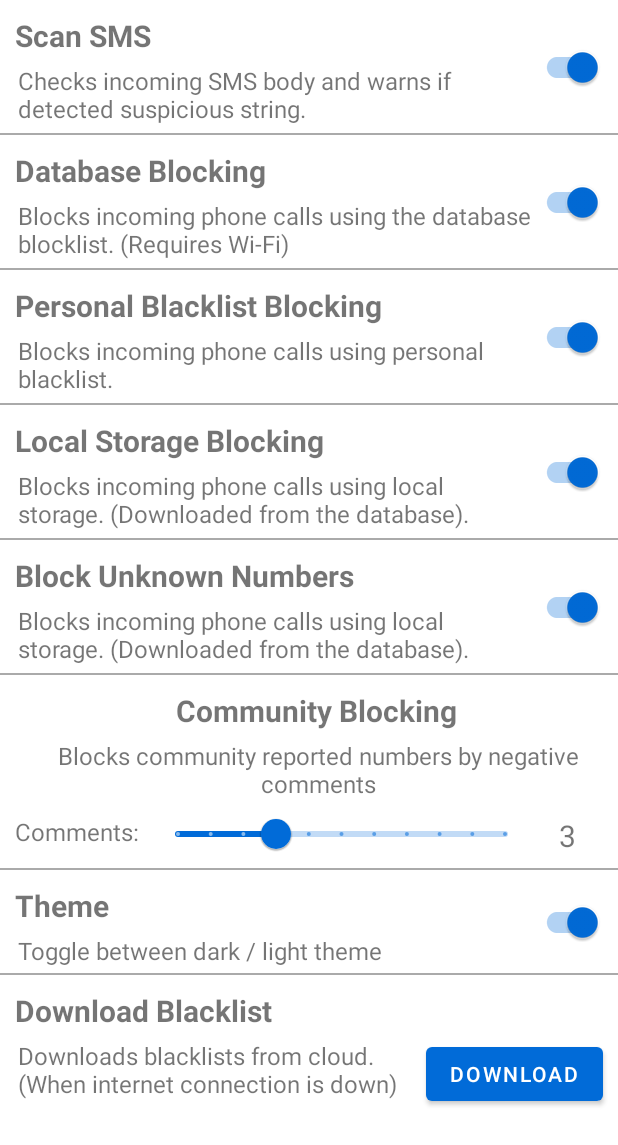
After one commit to code-Adrian/Anti-Spam, an Android app: the layout fragment_settings.xml on its own in the app's theme, with its tools: preview values and no code run, on a phone screen of 412 x 824 dp. The commit adds this screen. Shown: the top 1145 px of the screen. Run offline under Robolectric (Android 15) with nearby library versions, the phone set to English and light mode, and no system bars.

Commit message:
Settings layout - Added navigation to settings page. - fragment_settings.xml to display all settings for end-user. - Settings.kt to control toggle behaviours. (Unfinished)

```diff
--- a/app/src/main/java/com/ab/anti_spam/activities/Home.kt
+++ b/app/src/main/java/com/ab/anti_spam/activities/Home.kt
@@ -44,7 +44,9 @@ class Home : AppCompatActivity() {
             R.id.nav_call_blacklist,
             R.id.nav_sms_blacklist,
             R.id.nav_community_blocking,
-            R.id.nav_learnscampatterns), drawerLayout)
+            R.id.nav_learnscampatterns,
+            R.id.nav_settings
+        ), drawerLayout)
         setupActionBarWithNavController(navController, appBarConfiguration)
         navView.setupWithNavController(navController)
 
--- /dev/null
+++ b/app/src/main/java/com/ab/anti_spam/ui/settings/Settings.kt
@@ -0,0 +1,91 @@
+package com.ab.anti_spam.ui.settings
+
+import android.os.Bundle
+import androidx.fragment.app.Fragment
+import android.view.LayoutInflater
+import android.view.View
+import android.view.ViewGroup
+import com.ab.anti_spam.R
+import com.ab.anti_spam.databinding.FragmentCommunityblockingBinding
+import com.ab.anti_spam.databinding.FragmentSettingsBinding
+import com.ab.anti_spam.main.Main
+
+class Settings : Fragment() {
+
+    lateinit var app: Main
+    private var _fragBinding: FragmentSettingsBinding? = null
+    private val fragBinding get() = _fragBinding!!
+
+    override fun onCreate(savedInstanceState: Bundle?) {
+        super.onCreate(savedInstanceState)
+        app = activity?.application as Main
+    }
+
+    override fun onCreateView(
+        inflater: LayoutInflater, container: ViewGroup?,
+        savedInstanceState: Bundle?
+    ): View {
+
+        _fragBinding = FragmentSettingsBinding.inflate(inflater, container, false)
+        val root = fragBinding.root
+
+        settingListeners()
+
+        return root
+    }
+
+    fun settingListeners(){
+        fragBinding.toggleSmsScan.setOnCheckedChangeListener{_,isChecked ->
+            if(isChecked){
+
+            }else{
+
+            }
+        }
+        fragBinding.toggleDbBlocking.setOnCheckedChangeListener{_,isChecked ->
+            if(isChecked){
+
+            }else{
+
+            }
+        }
+        fragBinding.toggleLocalBlocking.setOnCheckedChangeListener{_,isChecked ->
+            if(isChecked){
+
+            }else{
+
+            }
+        }
+        fragBinding.togglePersonalBlocking.setOnCheckedChangeListener{_,isChecked ->
+            if(isChecked){
+
+            }else{
+
+            }
+        }
+        fragBinding.toggleTheme.setOnCheckedChangeListener{_,isChecked ->
+            if(isChecked){
+
+            }else{
+
+            }
+        }
+        fragBinding.toggleUnknownBlocking.setOnCheckedChangeListener{_,isChecked ->
+            if(isChecked){
+
+            }else{
+
+            }
+        }
+
+        fragBinding.commentSlider.addOnChangeListener{slider,value,fromUser ->
+            fragBinding.commentNum.setText(value.toString().replace(".0",""))
+        }
+
+        fragBinding.downlaodButton.setOnClickListener{
+
+        }
+
+    }
+
+}
--- /dev/null
+++ b/app/src/main/res/layout/fragment_settings.xml
@@ -0,0 +1,449 @@
+<?xml version="1.0" encoding="utf-8"?>
+<ScrollView xmlns:android="http://schemas.android.com/apk/res/android"
+    xmlns:tools="http://schemas.android.com/tools"
+    android:layout_width="match_parent"
+    android:layout_height="match_parent"
+    xmlns:app="http://schemas.android.com/apk/res-auto"
+    tools:context=".ui.settings.Settings"
+    >
+
+
+    <LinearLayout
+        android:layout_width="match_parent"
+        android:layout_height="wrap_content"
+        android:orientation="vertical">
+
+
+    <RelativeLayout
+        android:layout_width="match_parent"
+        android:layout_height="90dp"
+        android:orientation="horizontal">
+
+        <TextView
+            android:id="@+id/scan_sms"
+            android:layout_width="wrap_content"
+            android:layout_height="wrap_content"
+            android:layout_alignParentTop="true"
+            android:layout_alignParentStart="true"
+            android:layout_marginStart="10dp"
+            android:layout_marginTop="10dp"
+            android:text="@string/settings_scan_sms"
+            android:textSize="20dp"
+            android:textStyle="bold"
+            />
+
+        <TextView
+            android:layout_width="wrap_content"
+            android:layout_height="wrap_content"
+            android:layout_below="@+id/scan_sms"
+            android:layout_alignParentStart="true"
+            android:layout_toLeftOf="@+id/toggle_sms_scan"
+            android:layout_marginStart="12dp"
+            android:layout_marginTop="5dp"
+            android:text="@string/settings_scan_sms_desc"
+            android:textSize="16dp" />
+
+        <com.google.android.material.switchmaterial.SwitchMaterial
+            android:id="@+id/toggle_sms_scan"
+            android:layout_width="wrap_content"
+            android:layout_height="wrap_content"
+            android:layout_alignParentEnd="true"
+            android:layout_alignParentBottom="true"
+            android:layout_alignParentTop="true"
+            android:layout_marginEnd="10dp"
+            android:checked="true"
+            android:theme="@style/settingswitch"
+            android:textOff="OFF" />
+
+        <View
+            android:layout_width="match_parent"
+            android:layout_height="1dp"
+            android:layout_alignParentBottom="true"
+            android:background="@android:color/darker_gray" />
+
+
+    </RelativeLayout>
+
+    <RelativeLayout
+        android:layout_width="match_parent"
+        android:layout_height="90dp"
+        android:orientation="horizontal">
+
+        <TextView
+            android:id="@+id/database_blocking"
+            android:layout_width="wrap_content"
+            android:layout_height="wrap_content"
+            android:layout_alignParentTop="true"
+            android:layout_alignParentStart="true"
+            android:layout_marginStart="10dp"
+            android:layout_marginTop="10dp"
+            android:text="@string/settings_database_blocking"
+            android:textSize="20dp"
+            android:textStyle="bold"
+            />
+
+        <TextView
+            android:layout_width="wrap_content"
+            android:layout_height="wrap_content"
+            android:layout_below="@+id/database_blocking"
+            android:layout_alignParentStart="true"
+            android:layout_toLeftOf="@+id/toggle_db_blocking"
+            android:layout_marginStart="12dp"
+            android:layout_marginTop="5dp"
+            android:text="@string/settings_database_blocking_description"
+            android:textSize="16dp" />
+
+        <com.google.android.material.switchmaterial.SwitchMaterial
+            android:id="@+id/toggle_db_blocking"
+            android:layout_width="wrap_content"
+            android:layout_height="wrap_content"
+            android:layout_alignParentEnd="true"
+            android:layout_alignParentBottom="true"
+            android:layout_alignParentTop="true"
+            android:layout_marginEnd="10dp"
+            android:checked="true"
+            android:theme="@style/settingswitch"
+
+            android:textOff="@string/toggle_off" />
+
+        <View
+            android:layout_width="match_parent"
+            android:layout_height="1dp"
+            android:layout_alignParentBottom="true"
+            android:background="@android:color/darker_gray" />
+
+
+    </RelativeLayout>
+
+    <RelativeLayout
+        android:layout_width="match_parent"
+        android:layout_height="90dp"
+        android:orientation="horizontal">
+
+        <TextView
+            android:id="@+id/personal_blocking"
+            android:layout_width="wrap_content"
+            android:layout_height="wrap_content"
+            android:layout_alignParentTop="true"
+            android:layout_alignParentStart="true"
+            android:layout_marginStart="10dp"
+            android:layout_marginTop="10dp"
+            android:text="@string/settings_personal_blacklist_blocking"
+            android:textSize="20dp"
+            android:textStyle="bold"
+            />
+
+        <TextView
+            android:layout_width="wrap_content"
+            android:layout_height="wrap_content"
+            android:layout_below="@+id/personal_blocking"
+            android:layout_alignParentStart="true"
+            android:layout_toLeftOf="@+id/toggle_personal_blocking"
+            android:layout_marginStart="12dp"
+            android:layout_marginTop="5dp"
+            android:text="@string/settings_personal_blacklist_blocking_description"
+            android:textSize="16dp" />
+
+        <com.google.android.material.switchmaterial.SwitchMaterial
+            android:id="@+id/toggle_personal_blocking"
+            android:layout_width="wrap_content"
+            android:layout_height="wrap_content"
+            android:layout_alignParentEnd="true"
+            android:layout_alignParentBottom="true"
+            android:layout_alignParentTop="true"
+            android:layout_marginEnd="10dp"
+            android:checked="true"
+            android:theme="@style/settingswitch"
+            android:textOff="OFF" />
+
+        <View
+            android:layout_width="match_parent"
+            android:layout_height="1dp"
+            android:layout_alignParentBottom="true"
+            android:background="@android:color/darker_gray" />
+
+
+    </RelativeLayout>
+
+    <RelativeLayout
+        android:layout_width="match_parent"
+        android:layout_height="90dp"
+        android:orientation="horizontal">
+
+        <TextView
+            android:id="@+id/local_blocking"
+            android:layout_width="wrap_content"
+            android:layout_height="wrap_content"
+            android:layout_alignParentTop="true"
+            android:layout_alignParentStart="true"
+            android:layout_marginStart="10dp"
+            android:layout_marginTop="10dp"
+            android:text="@string/settings_local_storage_blocking"
+            android:textSize="20dp"
+            android:textStyle="bold"
+            />
+
+        <TextView
+            android:layout_width="wrap_content"
+            android:layout_height="wrap_content"
+            android:layout_below="@+id/local_blocking"
+            android:layout_alignParentStart="true"
+            android:layout_toLeftOf="@+id/toggle_local_blocking"
+            android:layout_marginStart="12dp"
+            android:layout_marginTop="5dp"
+            android:text="@string/settings_local_storage_blocking_description"
+            android:textSize="16dp" />
+
+        <com.google.android.material.switchmaterial.SwitchMaterial
+            android:id="@+id/toggle_local_blocking"
+            android:layout_width="wrap_content"
+            android:layout_height="wrap_content"
+            android:layout_alignParentEnd="true"
+            android:layout_alignParentBottom="true"
+            android:layout_alignParentTop="true"
+            android:layout_marginEnd="10dp"
+            android:checked="true"
+            android:theme="@style/settingswitch"
+            android:textOff="OFF" />
+
+        <View
+            android:layout_width="match_parent"
+            android:layout_height="1dp"
+            android:layout_alignParentBottom="true"
+            android:background="@android:color/darker_gray" />
+
+
+    </RelativeLayout>
+
+    <RelativeLayout
+        android:layout_width="match_parent"
+        android:layout_height="90dp"
+        android:orientation="horizontal">
+
+        <TextView
+            android:id="@+id/unknown_blocking"
+            android:layout_width="wrap_content"
+            android:layout_height="wrap_content"
+            android:layout_alignParentTop="true"
+            android:layout_alignParentStart="true"
+            android:layout_marginStart="10dp"
+            android:layout_marginTop="10dp"
+            android:text="@string/settings_block_unknown_numbers"
+            android:textSize="20dp"
+            android:textStyle="bold"
+            />
+
+        <TextView
+            android:layout_width="wrap_content"
+            android:layout_height="wrap_content"
+            android:layout_below="@+id/unknown_blocking"
+            android:layout_alignParentStart="true"
+            android:layout_toStartOf="@+id/toggle_unknown_blocking"
+            android:layout_marginStart="12dp"
+            android:layout_marginTop="5dp"
+            android:text="@string/settings_block_unknown_numbers_description"
+            android:textSize="16dp" />
+
+        <com.google.android.material.switchmaterial.SwitchMaterial
+            android:id="@+id/toggle_unknown_blocking"
+            android:layout_width="wrap_content"
+            android:layout_height="wrap_content"
+            android:layout_alignParentEnd="true"
+            android:layout_alignParentBottom="true"
+            android:layout_alignParentTop="true"
+            android:layout_marginEnd="10dp"
+            android:checked="true"
+            android:theme="@style/settingswitch"
+            android:textOff="OFF" />
+
+        <View
+            android:layout_width="match_parent"
+            android:layout_height="1dp"
+            android:layout_alignParentBottom="true"
+            android:background="@android:color/darker_gray" />
+
+
+    </RelativeLayout>
+
+    <RelativeLayout
+        android:layout_width="match_parent"
+        android:layout_height="130dp"
+        android:orientation="horizontal">
+
+        <TextView
+
+            android:id="@+id/community_blocking"
+            android:layout_width="match_parent"
+            android:layout_height="wrap_content"
+            android:layout_alignParentTop="true"
+            android:layout_alignParentStart="true"
+            android:layout_marginStart="10dp"
+            android:layout_marginTop="10dp"
+            android:textAlignment="center"
+            android:text="@string/settings_community_blocking"
+            android:textSize="20dp"
+            android:textStyle="bold"
+            />
+
+        <TextView
+            android:id="@+id/community_blocking_desc"
+            android:layout_width="match_parent"
+            android:layout_height="wrap_content"
+            android:layout_below="@+id/community_blocking"
+            android:layout_alignParentStart="true"
+            android:layout_alignParentEnd="true"
+            android:layout_marginStart="12dp"
+            android:layout_marginTop="5dp"
+            android:textAlignment="center"
+            android:text="@string/settings_community_blocking_description"
+            android:textSize="16dp" />
+
+        <TextView
+            android:id="@+id/community_comments_desc"
+            android:layout_width="wrap_content"
+            android:layout_height="wrap_content"
+            android:layout_alignParentStart="true"
+            android:layout_marginTop="10dp"
+            android:layout_marginStart="10dp"
+            android:layout_below="@+id/community_blocking_desc"
+            android:text="@string/settings_community_comments_text"
+            android:textSize="16dp"
+            />
+
+        <com.google.android.material.slider.Slider
+            android:id="@+id/comment_slider"
+            android:layout_width="250dp"
+            android:layout_height="wrap_content"
+            android:layout_alignParentBottom="true"
+            android:layout_marginTop="10dp"
+            android:layout_marginStart="10dp"
+            android:layout_marginEnd="10dp"
+            android:layout_toEndOf="@+id/community_comments_desc"
+            android:value="3"
+            android:valueFrom="0"
+            android:valueTo="10"
+            android:stepSize="1.0"
+            />
+
+        <TextView
+            android:id="@+id/comment_num"
+            android:layout_width="wrap_content"
+            android:layout_height="wrap_content"
+            android:layout_toEndOf="@id/comment_slider"
+            android:layout_below="@+id/community_blocking_desc"
+            android:layout_marginTop="10dp"
+            android:layout_marginStart="10dp"
+            android:text="3"
+            android:textSize="20dp"
+            />
+
+        <View
+            android:layout_width="match_parent"
+            android:layout_height="1dp"
+            android:layout_alignParentBottom="true"
+            android:background="@android:color/darker_gray" />
+
+
+    </RelativeLayout>
+
+    <RelativeLayout
+        android:layout_width="match_parent"
+        android:layout_height="70dp"
+        android:orientation="horizontal">
+
+        <TextView
+            android:id="@+id/theme"
+            android:layout_width="wrap_content"
+            android:layout_height="wrap_content"
+            android:layout_alignParentTop="true"
+            android:layout_alignParentStart="true"
+            android:layout_marginStart="10dp"
+            android:layout_marginTop="10dp"
+            android:text="@string/settings_theme"
+            android:textSize="20dp"
+            android:textStyle="bold"
+            />
+
+        <TextView
+            android:layout_width="wrap_content"
+            android:layout_height="wrap_content"
+            android:layout_below="@+id/theme"
+            android:layout_alignParentStart="true"
+            android:layout_toLeftOf="@+id/toggle_theme"
+            android:layout_marginStart="12dp"
+            android:layout_marginTop="5dp"
+            android:text="@string/settings_theme_description"
+            android:textSize="16dp" />
+
+        <com.google.android.material.switchmaterial.SwitchMaterial
+            android:id="@+id/toggle_theme"
+            android:layout_width="wrap_content"
+            android:layout_height="wrap_content"
+            android:layout_alignParentEnd="true"
+            android:layout_alignParentBottom="true"
+            android:layout_alignParentTop="true"
+            android:layout_marginEnd="10dp"
+            android:checked="true"
+            android:theme="@style/settingswitch"
+            android:textOff="OFF" />
+
+        <View
+            android:layout_width="match_parent"
+            android:layout_height="1dp"
+            android:layout_alignParentBottom="true"
+            android:background="@android:color/darker_gray" />
+
+        <View
+            android:layout_width="match_parent"
+            android:layout_height="1dp"
+            android:layout_alignParentBottom="true"
+            android:background="@android:color/darker_gray" />
+
+
+    </RelativeLayout>
+
+    <RelativeLayout
+        android:layout_width="match_parent"
+        android:layout_height="90dp"
+        android:orientation="horizontal">
+
+        <TextView
+            android:id="@+id/download"
+            android:layout_width="wrap_content"
+            android:layout_height="wrap_content"
+            android:layout_alignParentTop="true"
+            android:layout_alignParentStart="true"
+            android:layout_marginStart="10dp"
+            android:layout_marginTop="10dp"
+            android:text="@string/settings_download_blacklist"
+            android:textSize="20dp"
+            android:textStyle="bold"
+            />
+
+        <TextView
+            android:layout_width="wrap_content"
+            android:layout_height="wrap_content"
+            android:layout_below="@+id/download"
+            android:layout_alignParentStart="true"
+            android:layout_toStartOf="@+id/downlaod_button"
+            android:layout_marginStart="12dp"
+            android:layout_marginTop="5dp"
+            android:text="@string/settings_download_blacklist_description"
+            android:textSize="16dp" />
+
+        <Button
+            android:id="@+id/downlaod_button"
+            android:layout_width="wrap_content"
+            android:layout_height="wrap_content"
+            android:layout_alignParentEnd="true"
+            android:layout_alignParentBottom="true"
+            android:layout_marginEnd="10dp"
+            android:text="download"/>
+
+    </RelativeLayout>
+
+
+
+</LinearLayout>
+
+</ScrollView>
--- a/app/src/main/res/navigation/mobile_navigation.xml
+++ b/app/src/main/res/navigation/mobile_navigation.xml
@@ -276,4 +276,9 @@
             android:name="model"
             app:argType="com.ab.anti_spam.models.CommunityBlockingModel" />
     </dialog>
+    <fragment
+        android:id="@+id/nav_settings"
+        android:name="com.ab.anti_spam.ui.settings.Settings"
+        android:label="Settings"
+        tools:layout="@layout/fragment_settings" />
 </navigation>
--- a/app/src/main/res/values/colors.xml
+++ b/app/src/main/res/values/colors.xml
@@ -8,6 +8,7 @@
     <color name="black">#FF000000</color>
     <color name="white">#FFFFFFFF</color>
     <color name="blueish">#016BD8</color>
+    <color name="blueishTransp">#80016BD8</color>
     <color name="blueish2">#0e63eb</color>
     <color name="drawer">#016BD8</color>
     <color name="test">#00AAE2</color>
--- a/app/src/main/res/values/strings.xml
+++ b/app/src/main/res/values/strings.xml
@@ -88,6 +88,24 @@
     <string name="delete">Delete</string>
     <string name="delete_report_confirm_text">Are you sure you want to delete the current report? Changes cannot be undone.</string>
     <string name="personal_view_pager_empty_text">Your personal reports seem to be empty. Tap the + button to report a phone number.</string>
+    <string name="settings_scan_sms">Scan SMS</string>
+    <string name="settings_scan_sms_desc">Checks incoming SMS body and warns if detected suspicious string.</string>
+    <string name="settings_database_blocking">Database Blocking</string>
+    <string name="settings_database_blocking_description">Blocks incoming phone calls using the database blocklist. (Requires Wi-Fi)</string>
+    <string name="toggle_off">OFF</string>
+    <string name="settings_personal_blacklist_blocking">Personal Blacklist Blocking</string>
+    <string name="settings_personal_blacklist_blocking_description">Blocks incoming phone calls using personal blacklist.</string>
+    <string name="settings_local_storage_blocking">Local Storage Blocking</string>
+    <string name="settings_local_storage_blocking_description">Blocks incoming phone calls using local storage. (Downloaded from the database).</string>
+    <string name="settings_block_unknown_numbers">Block Unknown Numbers</string>
+    <string name="settings_block_unknown_numbers_description">Blocks incoming phone calls using local storage. (Downloaded from the database).</string>
+    <string name="settings_community_blocking">Community Blocking</string>
+    <string name="settings_community_blocking_description">Blocks community reported numbers by negative comments</string>
+    <string name="settings_community_comments_text">Comments:</string>
+    <string name="settings_theme">Theme</string>
+    <string name="settings_theme_description">Toggle between dark / light theme</string>
+    <string name="settings_download_blacklist">Download Blacklist</string>
+    <string name="settings_download_blacklist_description">Downloads blacklists from cloud. (When internet connection is down)</string>
 
     <string-array name="warning">
         <item>High</item>
--- a/app/src/main/res/values/themes.xml
+++ b/app/src/main/res/values/themes.xml
@@ -30,4 +30,17 @@
         <item name="android:textColorPrimary">@color/white</item>
         <item name="android:textColor" >@color/white</item>
     </style>
+
+    <style name="settingswitch" parent="Theme.AppCompat.Light">
+        <!-- active thumb & track color (30% transparency) -->
+        <item name="colorControlActivated">@color/blueish</item>
+
+        <!-- inactive thumb color -->
+        <item name="colorSwitchThumbNormal">@color/blueishTransp
+        </item>
+
+        <!-- inactive track color (30% transparency) -->
+        <item name="android:colorForeground">@color/blueishTransp
+        </item>
+    </style>
 </resources>
```
